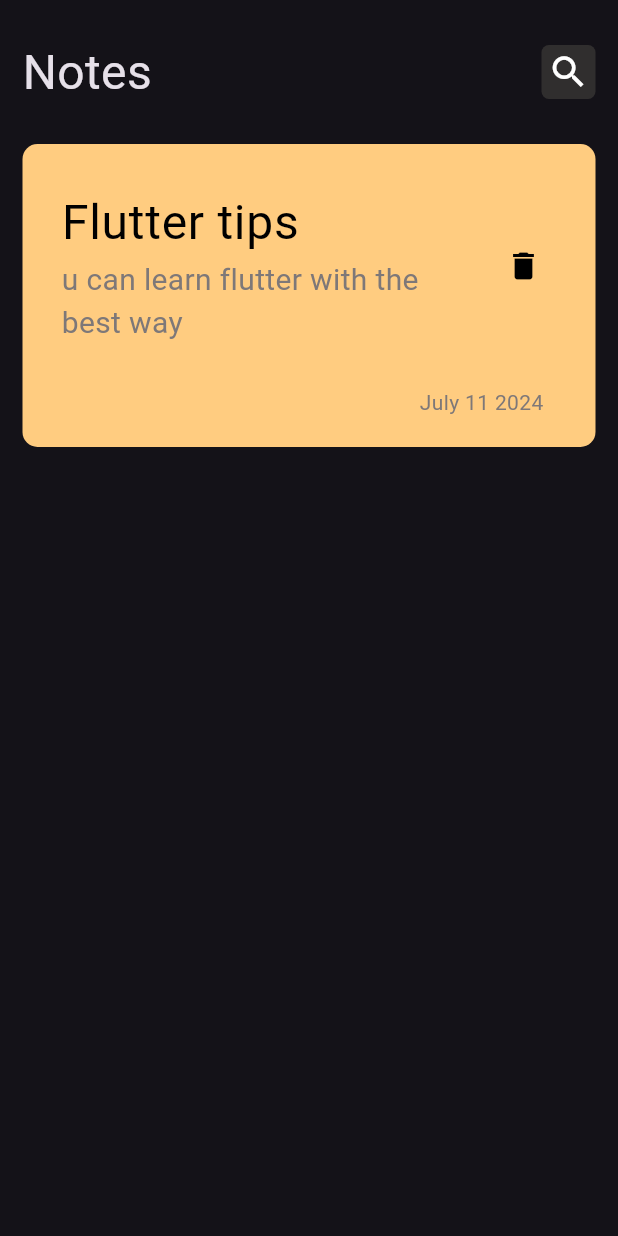
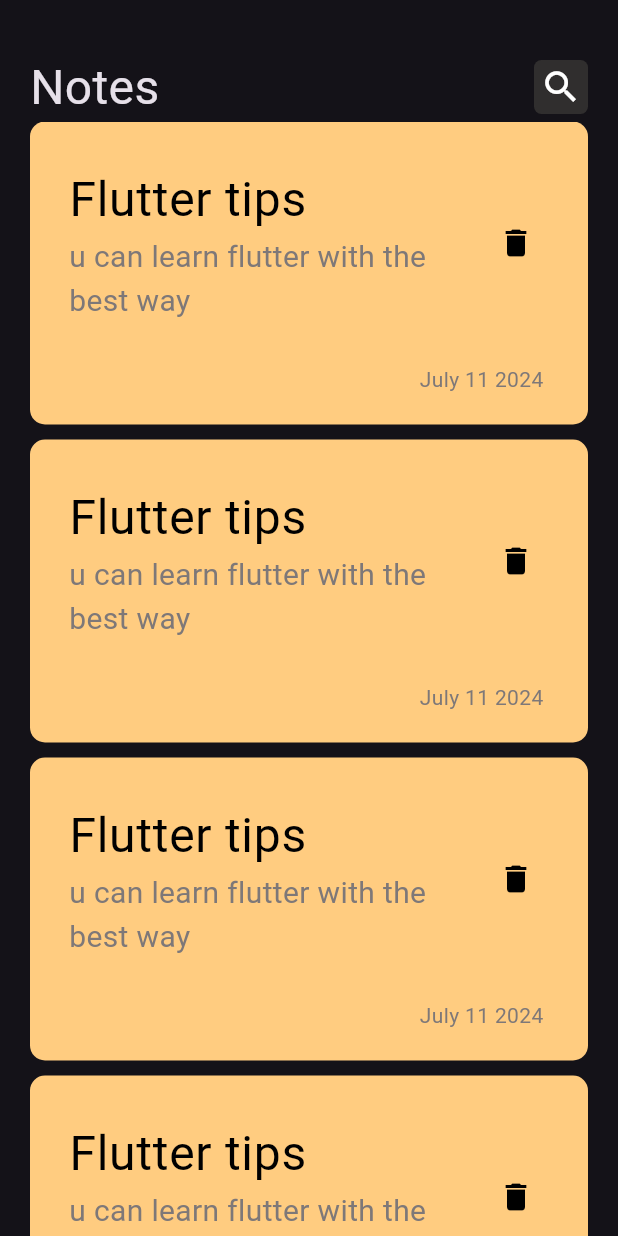
Before and after one commit to nourhanbakry/app_for_notes, a Flutter app: the screen it shows after launch, on a phone screen of 412 x 824 dp. Run offline on Flutter 3.47's test engine with Material 3 defaults, Android fonts, the phone set to English and light mode, and no system bars.

Commit message:
create notes listview

```diff
--- a/lib/Views/notes_view.dart
+++ b/lib/Views/notes_view.dart
@@ -1,6 +1,6 @@
 import 'package:flutter/material.dart';
 import 'package:notes/Widgets/custom_appbar.dart';
-import 'package:notes/Widgets/custom_note_item.dart';
+import 'package:notes/Widgets/custom_notes_listview.dart';
 
 class NotesView extends StatelessWidget {
   const NotesView({super.key});
@@ -8,13 +8,10 @@ class NotesView extends StatelessWidget {
   @override
   Widget build(BuildContext context) {
     return const Scaffold(
-      body:  Padding(
-        padding: EdgeInsets.symmetric(horizontal: 15),
+      body: Padding(
+        padding: EdgeInsets.symmetric(horizontal: 20),
         child: Column(
-          children: [
-            CustomAppbar(),
-            CustomNoteItem(),
-          ],
+          children: [CustomAppbar(), NotesListView()],
         ),
       ),
     );
--- a/lib/Widgets/custom_appbar.dart
+++ b/lib/Widgets/custom_appbar.dart
@@ -7,7 +7,7 @@ class CustomAppbar extends StatelessWidget {
   @override
   Widget build(BuildContext context) {
     return const Padding(
-      padding: EdgeInsets.symmetric(vertical: 25),
+      padding: EdgeInsets.only(top: 35),
       child: Row(
         mainAxisAlignment: MainAxisAlignment.spaceBetween,
         children: [
--- a/lib/Widgets/custom_note_item.dart
+++ b/lib/Widgets/custom_note_item.dart
@@ -5,7 +5,9 @@ class CustomNoteItem extends StatelessWidget {
 
   @override
   Widget build(BuildContext context) {
-    return Container(
+    return Padding(
+      padding: const EdgeInsets.only(bottom: 10),
+      child: Container(
         decoration: BoxDecoration(
             color: const Color(0xffFFCC80),
             borderRadius: BorderRadius.circular(10)),
@@ -18,7 +20,8 @@ class CustomNoteItem extends StatelessWidget {
                 child: ListTile(
                     title: const Text("Flutter tips",
                         style: TextStyle(color: Colors.black, fontSize: 32)),
-                  subtitle: const Text("u can learn flutter with the best way",
+                    subtitle: const Text(
+                        "u can learn flutter with the best way",
                         style: TextStyle(
                             color: Color.fromARGB(255, 126, 120, 120),
                             fontSize: 20)),
@@ -30,9 +33,11 @@ class CustomNoteItem extends StatelessWidget {
               const Padding(
                 padding: EdgeInsets.only(left: 230),
                 child: Text("July 11 2024",
-                  style: TextStyle(color: Color.fromARGB(255, 126, 120, 120))),
+                    style:
+                        TextStyle(color: Color.fromARGB(255, 126, 120, 120))),
               ),
             ],
+          ),
         ),
       ),
     );
--- /dev/null
+++ b/lib/Widgets/custom_notes_listview.dart
@@ -0,0 +1,19 @@
+import 'package:flutter/material.dart';
+import 'package:notes/Widgets/custom_note_item.dart';
+
+class NotesListView extends StatelessWidget {
+  const NotesListView({
+    super.key
+  });
+
+  @override
+  Widget build(BuildContext context) {
+    return Expanded(
+      child: ListView.builder(
+        itemBuilder: (context, index) {
+          return const CustomNoteItem();
+        },
+      ),
+    );
+  }
+}
```
Lines whose indentation alone changed are shown as unchanged.
